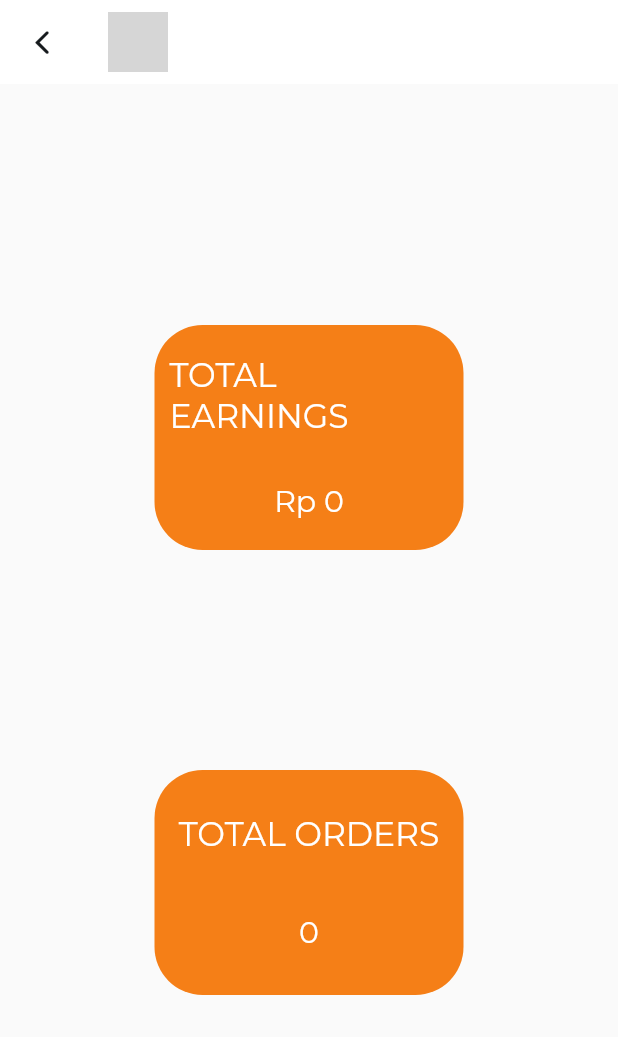
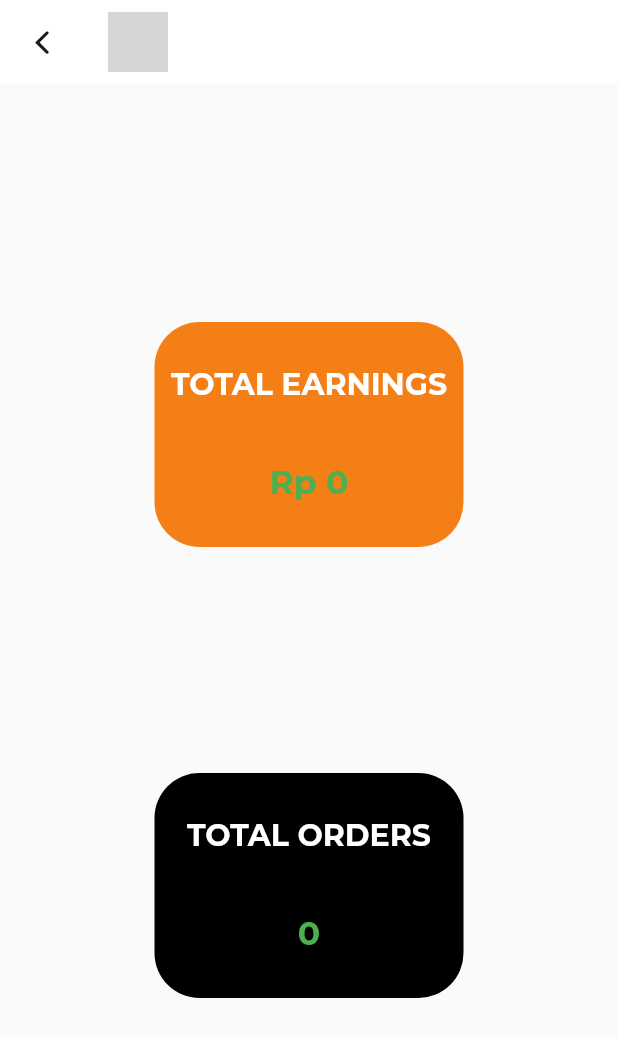
Before and after one commit to bryandk26/second_hand, a Flutter app: the EarningsView screen opened directly, on a phone screen of 412 x 824 dp. Shown: the top 1037 px of the screen. Run offline on Flutter 3.47's test engine with Material 2 defaults, Android fonts, the phone set to English and light mode, and no system bars; our stand-ins replace cloud_firestore, csc_picker, firebase_auth, firebase_core, firebase_storage, flutter_easyloading and 5 more; accounts and stored records are empty; network calls fail; grey boxes are pictures that could not be loaded.

Commit message:
refactor ui for earning_view

```diff
--- a/lib/vendors/views/vendor_nav_views/vendor_account_views/earnings_view.dart
+++ b/lib/vendors/views/vendor_nav_views/vendor_account_views/earnings_view.dart
@@ -34,6 +34,7 @@ class EarningsView extends StatelessWidget {
         if (snapshot.connectionState == ConnectionState.done) {
           Map<String, dynamic> data =
               snapshot.data!.data() as Map<String, dynamic>;
+
           return Scaffold(
               appBar: AppBar(
                 backgroundColor: whiteColor,
@@ -63,11 +64,15 @@ class EarningsView extends StatelessWidget {
                 builder: (BuildContext context,
                     AsyncSnapshot<QuerySnapshot> snapshot) {
                   if (snapshot.hasError) {
-                    return Text('Something went wrong');
+                    return Center(child: Text('Something went wrong'));
                   }
 
                   if (snapshot.connectionState == ConnectionState.waiting) {
-                    return Text("Loading");
+                    return Center(
+                      child: CircularProgressIndicator(
+                        color: blackColor,
+                      ),
+                    );
                   }
 
                   double totalOrder = 0.0;
@@ -77,7 +82,7 @@ class EarningsView extends StatelessWidget {
 
                   return Center(
                     child: Padding(
-                      padding: const EdgeInsets.all(14.0),
+                      padding: const EdgeInsets.all(8.0),
                       child: Column(
                         mainAxisAlignment: MainAxisAlignment.spaceEvenly,
                         children: [
@@ -86,9 +91,7 @@ class EarningsView extends StatelessWidget {
                             width: MediaQuery.of(context).size.width * 0.5,
                             decoration: BoxDecoration(
                               color: Colors.yellow.shade900,
-                              borderRadius: BorderRadius.circular(
-                                32,
-                              ),
+                              borderRadius: BorderRadius.circular(30),
                             ),
                             child: Column(
                               mainAxisAlignment: MainAxisAlignment.spaceEvenly,
@@ -99,7 +102,8 @@ class EarningsView extends StatelessWidget {
                                     'TOTAL EARNINGS',
                                     style: TextStyle(
                                       color: Colors.white,
-                                      fontSize: 22,
+                                      fontSize: 20,
+                                      fontWeight: FontWeight.bold,
                                     ),
                                   ),
                                 ),
@@ -108,11 +112,12 @@ class EarningsView extends StatelessWidget {
                                   child: Text(
                                     '${NumberFormat.currency(locale: 'id', symbol: 'Rp ').format(totalOrder)}',
                                     style: TextStyle(
-                                      color: Colors.white,
-                                      fontSize: 20,
+                                      color: Colors.green,
+                                      fontSize: 22,
+                                      fontWeight: FontWeight.bold,
                                     ),
                                   ),
-                                )
+                                ),
                               ],
                             ),
                           ),
@@ -120,10 +125,8 @@ class EarningsView extends StatelessWidget {
                             height: 150,
                             width: MediaQuery.of(context).size.width * 0.5,
                             decoration: BoxDecoration(
-                              color: Colors.yellow.shade900,
-                              borderRadius: BorderRadius.circular(
-                                32,
-                              ),
+                              color: Colors.black,
+                              borderRadius: BorderRadius.circular(30),
                             ),
                             child: Column(
                               mainAxisAlignment: MainAxisAlignment.spaceEvenly,
@@ -134,7 +137,8 @@ class EarningsView extends StatelessWidget {
                                     'TOTAL ORDERS',
                                     style: TextStyle(
                                       color: Colors.white,
-                                      fontSize: 22,
+                                      fontSize: 20,
+                                      fontWeight: FontWeight.bold,
                                     ),
                                   ),
                                 ),
@@ -143,11 +147,12 @@ class EarningsView extends StatelessWidget {
                                   child: Text(
                                     snapshot.data!.docs.length.toString(),
                                     style: TextStyle(
-                                      color: Colors.white,
-                                      fontSize: 20,
+                                      color: Colors.green,
+                                      fontSize: 22,
+                                      fontWeight: FontWeight.bold,
                                     ),
                                   ),
-                                )
+                                ),
                               ],
                             ),
                           ),
@@ -160,7 +165,7 @@ class EarningsView extends StatelessWidget {
         }
         return Center(
             child: CircularProgressIndicator(
-          color: Colors.yellow.shade900,
+          color: blackColor,
         ));
       },
     );
```
